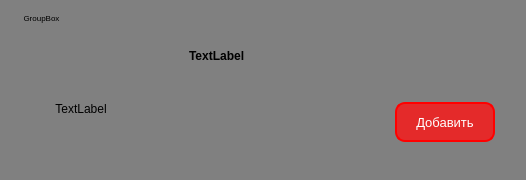
The window that item.ui (Dima977/GG) describes before a commit, drawn with Qt 5.
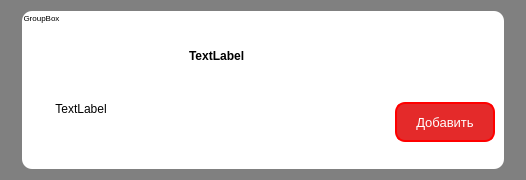
The same window after the commit.

Diff of the .ui file:
```diff
--- a/item.ui
+++ b/item.ui
@@ -37,7 +37,9 @@
       </font>
      </property>
      <property name="styleSheet">
-      <string notr="true">border: white;</string>
+      <string notr="true">border: white;
+background-color: white;
+</string>
      </property>
      <property name="title">
       <string>GroupBox</string>
```
